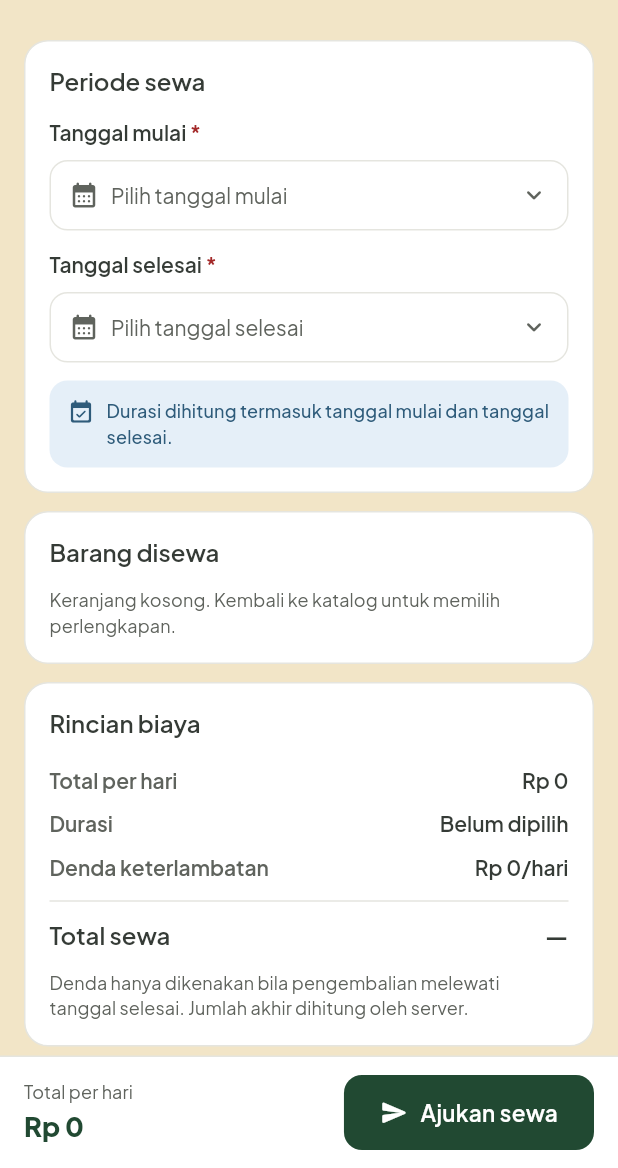
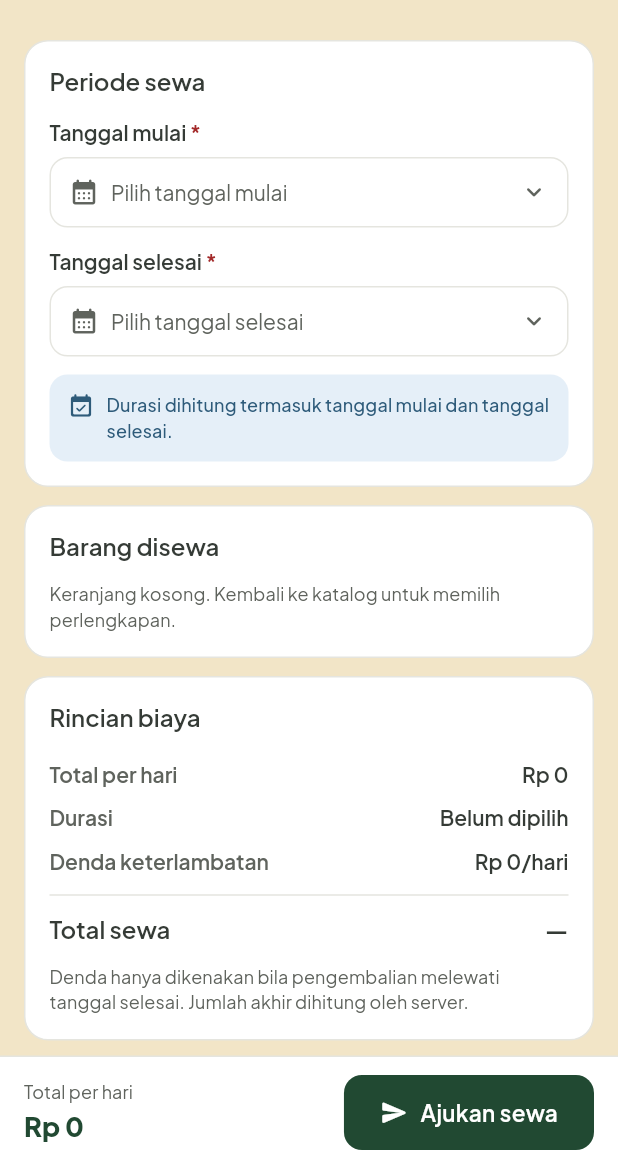
Before and after one commit to argottzz/Frontend-Caku, a Flutter app: the CheckoutScreen screen opened directly, on a phone screen of 412 x 824 dp, the part 68-1236 px from its top. Run offline on Flutter 3.47's test engine with Material 3 defaults, Android fonts, the phone set to English and light mode, and no system bars; our stand-ins replace flutter_secure_storage, image_picker; accounts and stored records are empty; network calls fail.

Commit message:
feat: align shared widgets with CAKU design tokens (status badge icons, 4:3 image, 44px targets)

```diff
--- a/lib/screens/customer/widgets/item_card.dart
+++ b/lib/screens/customer/widgets/item_card.dart
@@ -41,7 +41,7 @@ class ItemCard extends StatelessWidget {
             crossAxisAlignment: CrossAxisAlignment.start,
             children: [
               AspectRatio(
-                aspectRatio: 1.12,
+                aspectRatio: 4 / 3,
                 child: ItemImage(imageUrl: item.imageUrl),
               ),
               Expanded(
@@ -121,8 +121,8 @@ class ItemCard extends StatelessWidget {
                                   AppRadius.sm,
                                 ),
                                 child: SizedBox(
-                                  width: 34,
-                                  height: 34,
+                                  width: 44,
+                                  height: 44,
                                   child: Icon(
                                     Icons.add_rounded,
                                     size: 20,
--- a/lib/widgets/app_buttons.dart
+++ b/lib/widgets/app_buttons.dart
@@ -23,14 +23,25 @@ class PrimaryButton extends StatelessWidget {
   Widget build(BuildContext context) {
     final button = FilledButton(
       onPressed: loading ? null : onPressed,
+      style: FilledButton.styleFrom(
+        backgroundColor: AppColors.forest,
+        foregroundColor: AppColors.white,
+        disabledBackgroundColor: AppColors.disabledSurface,
+        disabledForegroundColor: AppColors.disabledText,
+        minimumSize: const Size(44, 50),
+        padding: const EdgeInsets.symmetric(horizontal: AppSpacing.xl),
+        shape: RoundedRectangleBorder(
+          borderRadius: BorderRadius.circular(AppRadius.md),
+        ),
+      ),
       child: Row(
         mainAxisSize: MainAxisSize.min,
         mainAxisAlignment: MainAxisAlignment.center,
         children: [
           if (loading) ...[
             const SizedBox(
-              width: 18,
-              height: 18,
+              width: 20,
+              height: 20,
               child: CircularProgressIndicator(
                 strokeWidth: 2.2,
                 color: AppColors.white,
@@ -46,7 +57,9 @@ class PrimaryButton extends StatelessWidget {
       ),
     );
 
-    return expand ? SizedBox(width: double.infinity, child: button) : button;
+    return expand
+        ? SizedBox(width: double.infinity, height: 50, child: button)
+        : SizedBox(height: 50, child: button);
   }
 }
 
@@ -70,14 +83,24 @@ class SecondaryButton extends StatelessWidget {
   Widget build(BuildContext context) {
     final button = OutlinedButton(
       onPressed: loading ? null : onPressed,
+      style: OutlinedButton.styleFrom(
+        foregroundColor: AppColors.forest,
+        disabledForegroundColor: AppColors.disabledText,
+        minimumSize: const Size(44, 50),
+        padding: const EdgeInsets.symmetric(horizontal: AppSpacing.xl),
+        side: const BorderSide(color: AppColors.forest, width: 1.5),
+        shape: RoundedRectangleBorder(
+          borderRadius: BorderRadius.circular(AppRadius.md),
+        ),
+      ),
       child: Row(
         mainAxisSize: MainAxisSize.min,
         mainAxisAlignment: MainAxisAlignment.center,
         children: [
           if (loading) ...[
             const SizedBox(
-              width: 18,
-              height: 18,
+              width: 20,
+              height: 20,
               child: CircularProgressIndicator(strokeWidth: 2.2),
             ),
             const SizedBox(width: AppSpacing.md),
@@ -90,6 +113,8 @@ class SecondaryButton extends StatelessWidget {
       ),
     );
 
-    return expand ? SizedBox(width: double.infinity, child: button) : button;
+    return expand
+        ? SizedBox(width: double.infinity, height: 50, child: button)
+        : SizedBox(height: 50, child: button);
   }
 }
--- a/lib/widgets/caku_app_bar.dart
+++ b/lib/widgets/caku_app_bar.dart
@@ -92,6 +92,10 @@ class UserAvatar extends StatelessWidget {
         customBorder: const CircleBorder(),
         child: Tooltip(
           message: 'Profil saya',
+          child: SizedBox(
+            width: 44,
+            height: 44,
+            child: Center(
               child: CircleAvatar(
                 radius: radius,
                 backgroundColor: AppColors.forest,
@@ -106,6 +110,8 @@ class UserAvatar extends StatelessWidget {
               ),
             ),
           ),
+        ),
+      ),
     );
   }
 }
--- a/lib/widgets/form_widgets.dart
+++ b/lib/widgets/form_widgets.dart
@@ -19,7 +19,7 @@ class FieldLabel extends StatelessWidget {
   @override
   Widget build(BuildContext context) {
     return Padding(
-      padding: const EdgeInsets.only(bottom: AppSpacing.sm),
+      padding: const EdgeInsets.only(bottom: AppSpacing.labelGap),
       child: Row(
         crossAxisAlignment: CrossAxisAlignment.baseline,
         textBaseline: TextBaseline.alphabetic,
--- a/lib/widgets/layout.dart
+++ b/lib/widgets/layout.dart
@@ -10,7 +10,7 @@ class ResponsiveFrame extends StatelessWidget {
     required this.child,
     this.maxWidth = 560,
     this.padding = const EdgeInsets.symmetric(
-      horizontal: AppSpacing.lg,
+      horizontal: AppSpacing.screen,
       vertical: AppSpacing.lg,
     ),
     this.alignment = Alignment.topCenter,
```
Also changed, not shown: lib/widgets/item_image.dart (+4 -4 lines), lib/widgets/status_badge.dart (+11 -11 lines). Lines whose indentation alone changed are shown as unchanged.
